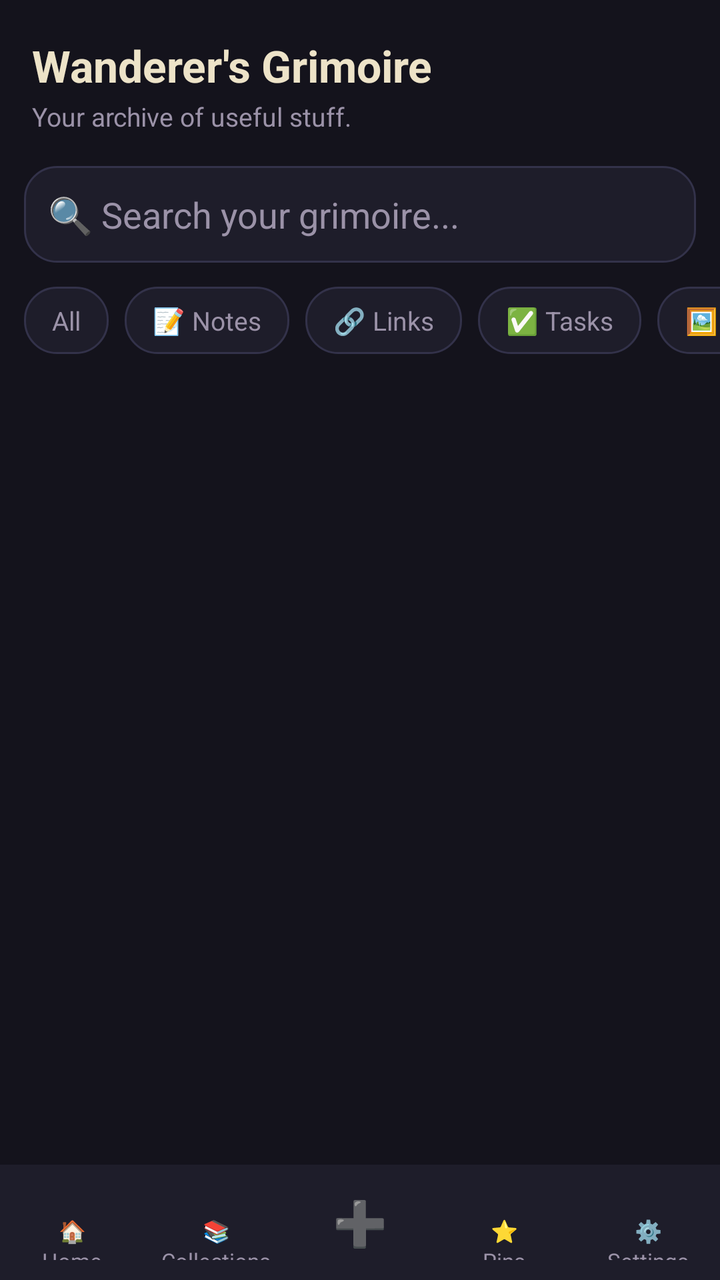
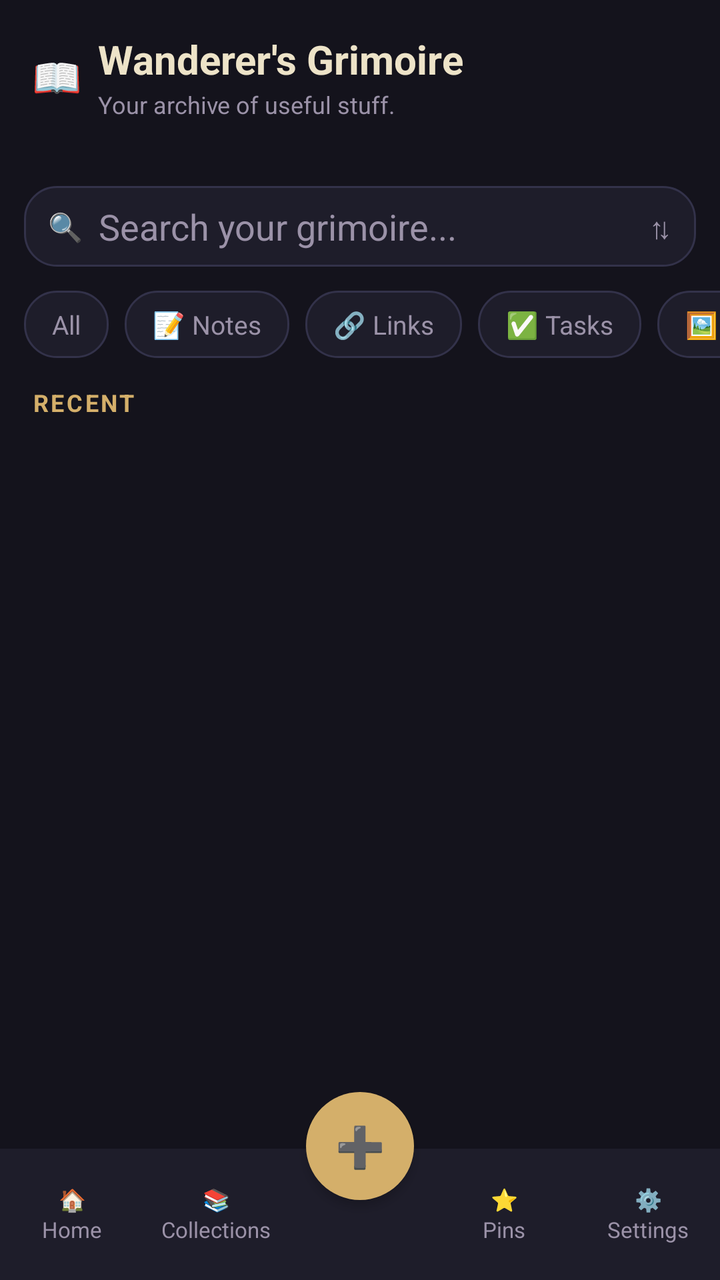

Two renders of the same Android screen: before a commit and after it. Below are the layout's source before the change and the commit's diff.
<!-- AndroidManifest.xml: application theme Theme.WanderersGrimoire -->
<!-- res/layout/activity_main.xml -->
<?xml version="1.0" encoding="utf-8"?>
<LinearLayout xmlns:android="http://schemas.android.com/apk/res/android"
    android:layout_width="match_parent"
    android:layout_height="match_parent"
    android:orientation="vertical"
    android:background="@color/paper">

    <FrameLayout
        android:layout_width="match_parent"
        android:layout_height="0dp"
        android:layout_weight="1">

        
        <LinearLayout
            android:id="@+id/homeScreen"
            android:layout_width="match_parent"
            android:layout_height="match_parent"
            android:orientation="vertical">

            <LinearLayout
                android:layout_width="match_parent"
                android:layout_height="wrap_content"
                android:orientation="vertical"
                android:paddingStart="16dp"
                android:paddingEnd="16dp"
                android:paddingTop="18dp"
                android:paddingBottom="4dp">

                <TextView
                    android:layout_width="wrap_content"
                    android:layout_height="wrap_content"
                    android:text="Wanderer's Grimoire"
                    android:textColor="@color/ink"
                    android:textSize="22sp"
                    android:textStyle="bold" />

                <TextView
                    android:layout_width="wrap_content"
                    android:layout_height="wrap_content"
                    android:layout_marginTop="2dp"
                    android:text="Your archive of useful stuff."
                    android:textColor="@color/ink_dim"
                    android:textSize="13sp" />

            </LinearLayout>

            <EditText
                android:id="@+id/searchInput"
                android:layout_width="match_parent"
                android:layout_height="wrap_content"
                android:layout_margin="12dp"
                android:hint="🔍 Search your grimoire..."
                android:background="@drawable/chip_background"
                android:padding="12dp"
                android:textColor="@color/ink"
                android:textColorHint="@color/ink_dim"
                android:inputType="text" />

            <LinearLayout
                android:id="@+id/activeFolderBanner"
                android:layout_width="match_parent"
                android:layout_height="wrap_content"
                android:orientation="horizontal"
                android:gravity="center_vertical"
                android:paddingStart="16dp"
                android:paddingEnd="16dp"
                android:paddingBottom="8dp"
                android:visibility="gone">

                <TextView
                    android:id="@+id/activeFolderLabel"
                    android:layout_width="0dp"
                    android:layout_height="wrap_content"
                    android:layout_weight="1"
                    android:textColor="@color/gold"
                    android:textStyle="bold"
                    android:textSize="13sp" />

                <TextView
                    android:id="@+id/clearFolderFilter"
                    android:layout_width="wrap_content"
                    android:layout_height="wrap_content"
                    android:text="✕ clear"
                    android:textColor="@color/ink_dim"
                    android:padding="4dp"
                    android:clickable="true"
                    android:focusable="true" />

            </LinearLayout>

            <HorizontalScrollView
                android:layout_width="match_parent"
                android:layout_height="wrap_content"
                android:scrollbars="none"
                android:paddingBottom="8dp">

                <LinearLayout
                    android:layout_width="wrap_content"
                    android:layout_height="wrap_content"
                    android:orientation="horizontal"
                    android:paddingStart="12dp"
                    android:paddingEnd="12dp">

                    <TextView
                        android:id="@+id/chipAll"
                        style="@style/TypeChip"
                        android:text="All" />

                    <TextView
                        android:id="@+id/chipNotes"
                        style="@style/TypeChip"
                        android:text="📝 Notes" />

                    <TextView
                        android:id="@+id/chipLinks"
                        style="@style/TypeChip"
                        android:text="🔗 Links" />

                    <TextView
                        android:id="@+id/chipTasks"
                        style="@style/TypeChip"
                        android:text="✅ Tasks" />

                    <TextView
                        android:id="@+id/chipImages"
                        style="@style/TypeChip"
                        android:text="🖼️ Images" />

                </LinearLayout>

            </HorizontalScrollView>

            <TextView
                android:id="@+id/emptyView"
                android:layout_width="match_parent"
                android:layout_height="wrap_content"
                android:text="Nothing here yet. Tap ➕ below to start filling the grimoire."
                android:textColor="@color/ink_dim"
                android:gravity="center"
                android:padding="40dp"
                android:visibility="gone" />

            <androidx.recyclerview.widget.RecyclerView
                android:id="@+id/feedList"
                android:layout_width="match_parent"
                android:layout_height="0dp"
                android:layout_weight="1"
                android:paddingStart="12dp"
                android:paddingEnd="12dp"
                android:paddingBottom="16dp"
                android:clipToPadding="false" />

        </LinearLayout>

        
        <LinearLayout
            android:id="@+id/collectionsScreen"
            android:layout_width="match_parent"
            android:layout_height="match_parent"
            android:orientation="vertical"
            android:visibility="gone">

            <TextView
                android:layout_width="wrap_content"
                android:layout_height="wrap_content"
                android:text="Collections"
                android:textColor="@color/ink"
                android:textSize="22sp"
                android:textStyle="bold"
                android:padding="16dp" />

            <androidx.recyclerview.widget.RecyclerView
                android:id="@+id/collectionsList"
                android:layout_width="match_parent"
                android:layout_height="0dp"
                android:layout_weight="1"
                android:paddingStart="12dp"
                android:paddingEnd="12dp"
                android:clipToPadding="false" />

            <Button
                android:id="@+id/newCollectionBtn"
                android:layout_width="match_parent"
                android:layout_height="wrap_content"
                android:layout_margin="12dp"
                android:text="+ New collection" />

        </LinearLayout>

        
        <LinearLayout
            android:id="@+id/pinsScreen"
            android:layout_width="match_parent"
            android:layout_height="match_parent"
            android:orientation="vertical"
            android:visibility="gone">

            <TextView
                android:layout_width="wrap_content"
                android:layout_height="wrap_content"
                android:text="Pinned"
                android:textColor="@color/ink"
                android:textSize="22sp"
                android:textStyle="bold"
                android:padding="16dp" />

            <TextView
                android:id="@+id/pinsEmptyView"
                android:layout_width="match_parent"
                android:layout_height="wrap_content"
                android:text="Nothing pinned yet. Star an item to keep it within easy reach here."
                android:textColor="@color/ink_dim"
                android:gravity="center"
                android:padding="40dp"
                android:visibility="gone" />

            <androidx.recyclerview.widget.RecyclerView
                android:id="@+id/pinsList"
                android:layout_width="match_parent"
                android:layout_height="0dp"
                android:layout_weight="1"
                android:paddingStart="12dp"
                android:paddingEnd="12dp"
                android:paddingBottom="16dp"
                android:clipToPadding="false" />

        </LinearLayout>

        
        <LinearLayout
            android:id="@+id/settingsScreen"
            android:layout_width="match_parent"
            android:layout_height="match_parent"
            android:orientation="vertical"
            android:visibility="gone"
            android:padding="16dp">

            <TextView
                android:layout_width="wrap_content"
                android:layout_height="wrap_content"
                android:text="Settings"
                android:textColor="@color/ink"
                android:textSize="22sp"
                android:textStyle="bold"
                android:paddingBottom="16dp" />

            <TextView
                android:id="@+id/settingsInfo"
                android:layout_width="match_parent"
                android:layout_height="wrap_content"
                android:textColor="@color/ink_dim"
                android:lineSpacingExtra="4dp" />

            <Button
                android:id="@+id/manageCollectionsBtn"
                android:layout_width="match_parent"
                android:layout_height="wrap_content"
                android:layout_marginTop="20dp"
                android:text="Manage collections" />

        </LinearLayout>

    </FrameLayout>

    
    <LinearLayout
        android:layout_width="match_parent"
        android:layout_height="wrap_content"
        android:orientation="horizontal"
        android:background="@color/paper2"
        android:paddingTop="10dp"
        android:paddingBottom="10dp">

        <TextView
            android:id="@+id/navHome"
            style="@style/NavItem"
            android:text="🏠\nHome" />

        <TextView
            android:id="@+id/navCollections"
            style="@style/NavItem"
            android:text="📚\nCollections" />

        <TextView
            android:id="@+id/navCapture"
            style="@style/NavItem"
            android:text="➕"
            android:textSize="22sp"
            android:textColor="@color/gold" />

        <TextView
            android:id="@+id/navPins"
            style="@style/NavItem"
            android:text="⭐\nPins" />

        <TextView
            android:id="@+id/navSettings"
            style="@style/NavItem"
            android:text="⚙️\nSettings" />

    </LinearLayout>

</LinearLayout>
<!-- resources referenced by this layout -->
<resources>
  <color name="gold">#D4AF6A</color>
  <color name="ink">#EDE3C8</color>
  <color name="ink_dim">#9B92A8</color>
  <color name="paper">#14131C</color>
  <color name="paper2">#1E1D2A</color>
  <!-- drawable chip_background (drawable) -->
  <?xml version="1.0" encoding="utf-8"?>
  <shape xmlns:android="http://schemas.android.com/apk/res/android">
      <solid android:color="@color/paper2" />
      <corners android:radius="16dp" />
      <stroke android:width="1dp" android:color="@color/line" />
  </shape>
  <style name="NavItem">
          <item name="android:layout_width">0dp</item>
          <item name="android:layout_height">wrap_content</item>
          <item name="android:layout_weight">1</item>
          <item name="android:gravity">center</item>
          <item name="android:textColor">@color/ink_dim</item>
          <item name="android:textSize">11sp</item>
          <item name="android:lineSpacingExtra">2dp</item>
          <item name="android:clickable">true</item>
          <item name="android:focusable">true</item>
          <item name="android:padding">4dp</item>
      </style>
  <style name="TypeChip">
          <item name="android:layout_width">wrap_content</item>
          <item name="android:layout_height">wrap_content</item>
          <item name="android:layout_marginEnd">8dp</item>
          <item name="android:background">@drawable/chip_background</item>
          <item name="android:paddingStart">14dp</item>
          <item name="android:paddingEnd">14dp</item>
          <item name="android:paddingTop">8dp</item>
          <item name="android:paddingBottom">8dp</item>
          <item name="android:textColor">@color/ink_dim</item>
          <item name="android:textSize">13sp</item>
          <item name="android:clickable">true</item>
          <item name="android:focusable">true</item>
      </style>
  <style name="Theme.WanderersGrimoire" parent="Theme.Material3.DayNight.NoActionBar">
          <item name="colorPrimary">@color/gold</item>
          <item name="android:windowBackground">@color/paper</item>
          <item name="android:statusBarColor">@color/paper</item>
          <item name="android:windowLightStatusBar">false</item>
      </style>
  <color name="line">#33324A</color>
</resources>

<!-- the commit's change to res/layout/activity_main.xml (unified diff, before → after) -->
@@ -20,41 +20,100 @@
             <LinearLayout
                 android:layout_width="match_parent"
                 android:layout_height="wrap_content"
-                android:orientation="vertical"
+                android:orientation="horizontal"
+                android:gravity="center_vertical"
                 android:paddingStart="16dp"
                 android:paddingEnd="16dp"
-                android:paddingTop="18dp"
-                android:paddingBottom="4dp">
-
-                <TextView
-                    android:layout_width="wrap_content"
-                    android:layout_height="wrap_content"
-                    android:text="Wanderer's Grimoire"
+                android:paddingTop="16dp"
+                android:paddingBottom="2dp">
+
+                <TextView
+                    android:layout_width="wrap_content"
+                    android:layout_height="wrap_content"
+                    android:text="📖"
+                    android:textSize="20sp"
+                    android:layout_marginEnd="8dp" />
+
+                <LinearLayout
+                    android:layout_width="0dp"
+                    android:layout_height="wrap_content"
+                    android:layout_weight="1"
+                    android:orientation="vertical">
+
+                    <TextView
+                        android:layout_width="wrap_content"
+                        android:layout_height="wrap_content"
+                        android:text="Wanderer's Grimoire"
+                        android:textColor="@color/ink"
+                        android:textSize="20sp"
+                        android:textStyle="bold" />
+
+                    <TextView
+                        android:layout_width="wrap_content"
+                        android:layout_height="wrap_content"
+                        android:layout_marginTop="1dp"
+                        android:text="Your archive of useful stuff."
+                        android:textColor="@color/ink_dim"
+                        android:textSize="12sp" />
+
+                </LinearLayout>
+
+            </LinearLayout>
+
+            <TextView
+                android:id="@+id/headerStats"
+                android:layout_width="match_parent"
+                android:layout_height="wrap_content"
+                android:paddingStart="16dp"
+                android:paddingEnd="16dp"
+                android:paddingTop="4dp"
+                android:textColor="@color/ink_dim"
+                android:textSize="11sp" />
+
+            <LinearLayout
+                android:layout_width="match_parent"
+                android:layout_height="wrap_content"
+                android:orientation="horizontal"
+                android:gravity="center_vertical"
+                android:layout_margin="12dp"
+                android:background="@drawable/chip_background"
+                android:paddingStart="12dp"
+                android:paddingEnd="12dp"
+                android:paddingTop="8dp"
+                android:paddingBottom="8dp">
+
+                <TextView
+                    android:layout_width="wrap_content"
+                    android:layout_height="wrap_content"
+                    android:text="🔍"
+                    android:textSize="14sp"
+                    android:layout_marginEnd="8dp" />
+
+                <EditText
+                    android:id="@+id/searchInput"
+                    android:layout_width="0dp"
+                    android:layout_height="wrap_content"
+                    android:layout_weight="1"
+                    android:hint="Search your grimoire..."
+                    android:background="@null"
+                    android:padding="0dp"
+                    android:minHeight="0dp"
                     android:textColor="@color/ink"
-                    android:textSize="22sp"
-                    android:textStyle="bold" />
-
-                <TextView
-                    android:layout_width="wrap_content"
-                    android:layout_height="wrap_content"
-                    android:layout_marginTop="2dp"
-                    android:text="Your archive of useful stuff."
+                    android:textColorHint="@color/ink_dim"
+                    android:inputType="text" />
+
+                <TextView
+                    android:id="@+id/sortToggle"
+                    android:layout_width="wrap_content"
+                    android:layout_height="wrap_content"
+                    android:text="⇅"
                     android:textColor="@color/ink_dim"
-                    android:textSize="13sp" />
-
-            </LinearLayout>
-
-            <EditText
-                android:id="@+id/searchInput"
-                android:layout_width="match_parent"
-                android:layout_height="wrap_content"
-                android:layout_margin="12dp"
-                android:hint="🔍 Search your grimoire..."
-                android:background="@drawable/chip_background"
-                android:padding="12dp"
-                android:textColor="@color/ink"
-                android:textColorHint="@color/ink_dim"
-                android:inputType="text" />
+                    android:textSize="15sp"
+                    android:paddingStart="8dp"
+                    android:clickable="true"
+                    android:focusable="true" />
+
+            </LinearLayout>
 
             <LinearLayout
                 android:id="@+id/activeFolderBanner"
@@ -92,7 +151,7 @@
                 android:layout_width="match_parent"
                 android:layout_height="wrap_content"
                 android:scrollbars="none"
-                android:paddingBottom="8dp">
+                android:paddingBottom="4dp">
 
                 <LinearLayout
                     android:layout_width="wrap_content"
@@ -126,19 +185,103 @@
                         style="@style/TypeChip"
                         android:text="🖼️ Images" />
 
+                    <TextView
+                        android:id="@+id/chipPins"
+                        style="@style/TypeChip"
+                        android:text="⭐ Pins" />
+
                 </LinearLayout>
 
             </HorizontalScrollView>
 
-            <TextView
+            <LinearLayout
+                android:layout_width="match_parent"
+                android:layout_height="wrap_content"
+                android:orientation="horizontal"
+                android:gravity="center_vertical"
+                android:paddingStart="16dp"
+                android:paddingEnd="16dp"
+                android:paddingTop="10dp"
+                android:paddingBottom="4dp">
+
+                <TextView
+                    android:id="@+id/sectionTitle"
+                    android:layout_width="0dp"
+                    android:layout_height="wrap_content"
+                    android:layout_weight="1"
+                    android:text="RECENT"
+                    android:textColor="@color/gold"
+                    android:textStyle="bold"
+                    android:textSize="12sp"
+                    android:letterSpacing="0.1" />
+
+                <TextView
+                    android:id="@+id/seeAllBtn"
+                    android:layout_width="wrap_content"
+                    android:layout_height="wrap_content"
+                    android:text="See all →"
+                    android:textColor="@color/ink_dim"
+                    android:textSize="12sp"
+                    android:visibility="gone"
+                    android:clickable="true"
+                    android:focusable="true" />
+
+            </LinearLayout>
+
+            <LinearLayout
                 android:id="@+id/emptyView"
                 android:layout_width="match_parent"
                 android:layout_height="wrap_content"
-                android:text="Nothing here yet. Tap ➕ below to start filling the grimoire."
-                android:textColor="@color/ink_dim"
-                android:gravity="center"
-                android:padding="40dp"
-                android:visibility="gone" />
+                android:orientation="vertical"
+                android:gravity="center_horizontal"
+                android:paddingTop="28dp"
+                android:paddingBottom="16dp"
+                android:paddingStart="32dp"
+                android:paddingEnd="32dp"
+                android:visibility="gone">
+
+                <TextView
+                    android:layout_width="wrap_content"
+                    android:layout_height="wrap_content"
+                    android:text="◇"
+                    android:textColor="@color/gold"
+                    android:textSize="26sp" />
+
+                <TextView
+                    android:layout_width="wrap_content"
+                    android:layout_height="wrap_content"
+                    android:layout_marginTop="8dp"
+                    android:text="Your grimoire is empty"
+                    android:textColor="@color/ink"
+                    android:textStyle="bold"
+                    android:textSize="15sp" />
+
+                <TextView
+                    android:layout_width="wrap_content"
+                    android:layout_height="wrap_content"
+                    android:layout_marginTop="4dp"
+                    android:text="Start saving interesting stuff you discover."
+                    android:textColor="@color/ink_dim"
+                    android:textSize="12sp"
+                    android:gravity="center" />
+
+                <TextView
+                    android:id="@+id/emptyAddBtn"
+                    android:layout_width="wrap_content"
+                    android:layout_height="wrap_content"
+                    android:layout_marginTop="14dp"
+                    android:text="+ Add something"
+                    android:textColor="@color/gold"
+                    android:textSize="13sp"
+                    android:background="@drawable/chip_background_active"
+                    android:paddingStart="16dp"
+                    android:paddingEnd="16dp"
+                    android:paddingTop="8dp"
+                    android:paddingBottom="8dp"
+                    android:clickable="true"
+                    android:focusable="true" />
+
+            </LinearLayout>
 
             <androidx.recyclerview.widget.RecyclerView
                 android:id="@+id/feedList"
@@ -165,7 +308,7 @@
                 android:layout_height="wrap_content"
                 android:text="Collections"
                 android:textColor="@color/ink"
-                android:textSize="22sp"
+                android:textSize="20sp"
                 android:textStyle="bold"
                 android:padding="16dp" />
 
@@ -200,19 +343,48 @@
                 android:layout_height="wrap_content"
                 android:text="Pinned"
                 android:textColor="@color/ink"
-                android:textSize="22sp"
+                android:textSize="20sp"
                 android:textStyle="bold"
                 android:padding="16dp" />
 
-            <TextView
+            <LinearLayout
                 android:id="@+id/pinsEmptyView"
                 android:layout_width="match_parent"
                 android:layout_height="wrap_content"
-                android:text="Nothing pinned yet. Star an item to keep it within easy reach here."
-                android:textColor="@color/ink_dim"
-                android:gravity="center"
-                android:padding="40dp"
-                android:visibility="gone" />
+                android:orientation="vertical"
+                android:gravity="center_horizontal"
+                android:paddingTop="28dp"
+                android:paddingBottom="16dp"
+                android:paddingStart="32dp"
+                android:paddingEnd="32dp"
+                android:visibility="gone">
+
+                <TextView
+                    android:layout_width="wrap_content"
+                    android:layout_height="wrap_content"
+                    android:text="◇"
+                    android:textColor="@color/gold"
+                    android:textSize="26sp" />
+
+                <TextView
+                    android:layout_width="wrap_content"
+                    android:layout_height="wrap_content"
+                    android:layout_marginTop="8dp"
+                    android:text="Nothing pinned yet"
+                    android:textColor="@color/ink"
+                    android:textStyle="bold"
+                    android:textSize="15sp" />
+
+                <TextView
+                    android:layout_width="wrap_content"
+                    android:layout_height="wrap_content"
+                    android:layout_marginTop="4dp"
+                    android:text="Star an item to keep it within easy reach here."
+                    android:textColor="@color/ink_dim"
+                    android:textSize="12sp"
+                    android:gravity="center" />
+
+            </LinearLayout>
 
             <androidx.recyclerview.widget.RecyclerView
                 android:id="@+id/pinsList"
@@ -240,7 +412,7 @@
                 android:layout_height="wrap_content"
                 android:text="Settings"
                 android:textColor="@color/ink"
-                android:textSize="22sp"
+                android:textSize="20sp"
                 android:textStyle="bold"
                 android:paddingBottom="16dp" />
 
@@ -263,41 +435,61 @@
     </FrameLayout>
 
     
-    <LinearLayout
+    <FrameLayout
         android:layout_width="match_parent"
-        android:layout_height="wrap_content"
-        android:orientation="horizontal"
-        android:background="@color/paper2"
-        android:paddingTop="10dp"
-        android:paddingBottom="10dp">
-
-        <TextView
-            android:id="@+id/navHome"
-            style="@style/NavItem"
-            android:text="🏠\nHome" />
-
-        <TextView
-            android:id="@+id/navCollections"
-            style="@style/NavItem"
-            android:text="📚\nCollections" />
+        android:layout_height="wrap_content">
+
+        <LinearLayout
+            android:layout_width="match_parent"
+            android:layout_height="wrap_content"
+            android:layout_gravity="bottom"
+            android:orientation="horizontal"
+            android:background="@color/paper2"
+            android:paddingTop="14dp"
+            android:paddingBottom="14dp">
+
+            <TextView
+                android:id="@+id/navHome"
+                style="@style/NavItem"
+                android:text="🏠\nHome" />
+
+            <TextView
+                android:id="@+id/navCollections"
+                style="@style/NavItem"
+                android:text="📚\nCollections" />
+
+            <View
+                android:layout_width="0dp"
+                android:layout_height="1dp"
+                android:layout_weight="1" />
+
+            <TextView
+                android:id="@+id/navPins"
+                style="@style/NavItem"
+                android:text="⭐\nPins" />
+
+            <TextView
+                android:id="@+id/navSettings"
+                style="@style/NavItem"
+                android:text="⚙️\nSettings" />
+
+        </LinearLayout>
 
         <TextView
             android:id="@+id/navCapture"
-            style="@style/NavItem"
+            android:layout_width="54dp"
+            android:layout_height="54dp"
+            android:layout_gravity="bottom|center_horizontal"
+            android:layout_marginBottom="40dp"
+            android:background="@drawable/circle_gold"
+            android:elevation="3dp"
+            android:gravity="center"
             android:text="➕"
-            android:textSize="22sp"
-            android:textColor="@color/gold" />
-
-        <TextView
-            android:id="@+id/navPins"
-            style="@style/NavItem"
-            android:text="⭐\nPins" />
-
-        <TextView
-            android:id="@+id/navSettings"
-            style="@style/NavItem"
-            android:text="⚙️\nSettings" />
-
-    </LinearLayout>
+            android:textColor="@color/paper"
+            android:textSize="20sp"
+            android:clickable="true"
+            android:focusable="true" />
+
+    </FrameLayout>
 
 </LinearLayout>
<!-- resource entries referenced after the edit -->
@@ -11,6 +11,19 @@
       <solid android:color="@color/paper2" />
       <corners android:radius="16dp" />
       <stroke android:width="1dp" android:color="@color/line" />
+  </shape>
+  <!-- drawable chip_background_active (drawable) -->
+  <?xml version="1.0" encoding="utf-8"?>
+  <shape xmlns:android="http://schemas.android.com/apk/res/android">
+      <solid android:color="@color/paper2" />
+      <corners android:radius="16dp" />
+      <stroke android:width="2dp" android:color="@color/gold" />
+  </shape>
+  <!-- drawable circle_gold (drawable) -->
+  <?xml version="1.0" encoding="utf-8"?>
+  <shape xmlns:android="http://schemas.android.com/apk/res/android"
+      android:shape="oval">
+      <solid android:color="@color/gold" />
   </shape>
   <style name="NavItem">
           <item name="android:layout_width">0dp</item>
@@ -43,6 +56,8 @@
           <item name="android:windowBackground">@color/paper</item>
           <item name="android:statusBarColor">@color/paper</item>
           <item name="android:windowLightStatusBar">false</item>
+          <item name="android:navigationBarColor">@color/paper</item>
+          <item name="android:windowLightNavigationBar">false</item>
       </style>
   <color name="line">#33324A</color>
 </resources>
